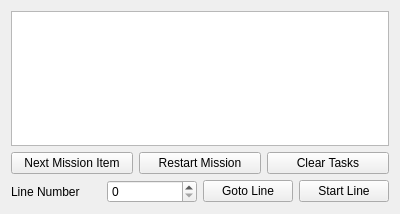
The window that src/mission_manager/mission_manager.ui (rolker/camp) describes before a commit, drawn with Qt 5.
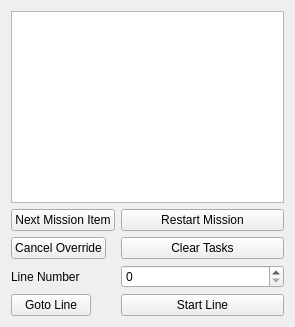
The same window after the commit.

Commit message: Add cancel override button and idle right click action

```diff
--- a/src/mission_manager/mission_manager.ui
+++ b/src/mission_manager/mission_manager.ui
@@ -6,8 +6,8 @@
    <rect>
     <x>0</x>
     <y>0</y>
-    <width>400</width>
-    <height>214</height>
+    <width>295</width>
+    <height>327</height>
    </rect>
   </property>
   <property name="windowTitle">
@@ -28,54 +28,57 @@
     </widget>
    </item>
    <item>
-    <layout class="QHBoxLayout" name="horizontalLayout_4">
-     <item>
+    <layout class="QFormLayout" name="formLayout">
+     <item row="0" column="0">
       <widget class="QPushButton" name="nextMissionItemPushButton">
        <property name="text">
         <string>Next Mission Item</string>
        </property>
       </widget>
      </item>
-     <item>
+     <item row="0" column="1">
       <widget class="QPushButton" name="restartMissionPushButton">
        <property name="text">
         <string>Restart Mission</string>
        </property>
       </widget>
      </item>
-     <item>
-      <widget class="QPushButton" name="clearTasksPushButton">
-       <property name="text">
-        <string>Clear Tasks</string>
-       </property>
-      </widget>
-     </item>
-    </layout>
-   </item>
-   <item>
-    <layout class="QHBoxLayout" name="horizontalLayout">
-     <item>
+     <item row="2" column="0">
       <widget class="QLabel" name="lineNumberLabel">
        <property name="text">
         <string>Line Number</string>
        </property>
       </widget>
      </item>
-     <item>
+     <item row="1" column="0">
+      <widget class="QPushButton" name="cancelOverridePushButton">
+       <property name="text">
+        <string>Cancel Override</string>
+       </property>
+      </widget>
+     </item>
+     <item row="1" column="1">
+      <widget class="QPushButton" name="clearTasksPushButton">
+       <property name="text">
+        <string>Clear Tasks</string>
+       </property>
+      </widget>
+     </item>
+     <item row="2" column="1">
       <widget class="QSpinBox" name="lineNumberSpinBox">
        <property name="maximum">
         <number>999999</number>
        </property>
       </widget>
      </item>
-     <item>
+     <item row="3" column="0">
       <widget class="QPushButton" name="gotoLinePushButton">
        <property name="text">
         <string>Goto Line</string>
        </property>
       </widget>
      </item>
-     <item>
+     <item row="3" column="1">
       <widget class="QPushButton" name="startLinePushButton">
        <property name="text">
         <string>Start Line</string>
```
Left out of the diff: 3 changed lines with no effect on the pictures. The commit also changes 4 other files.
